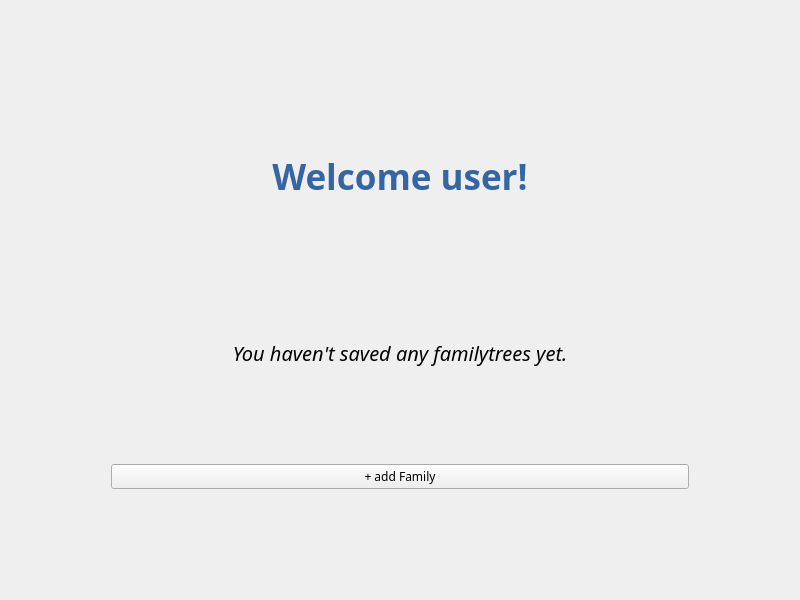
Old version of the form FamilyTree/src/gui/homepage.ui in the repository moumitahmad/Stammbaum.
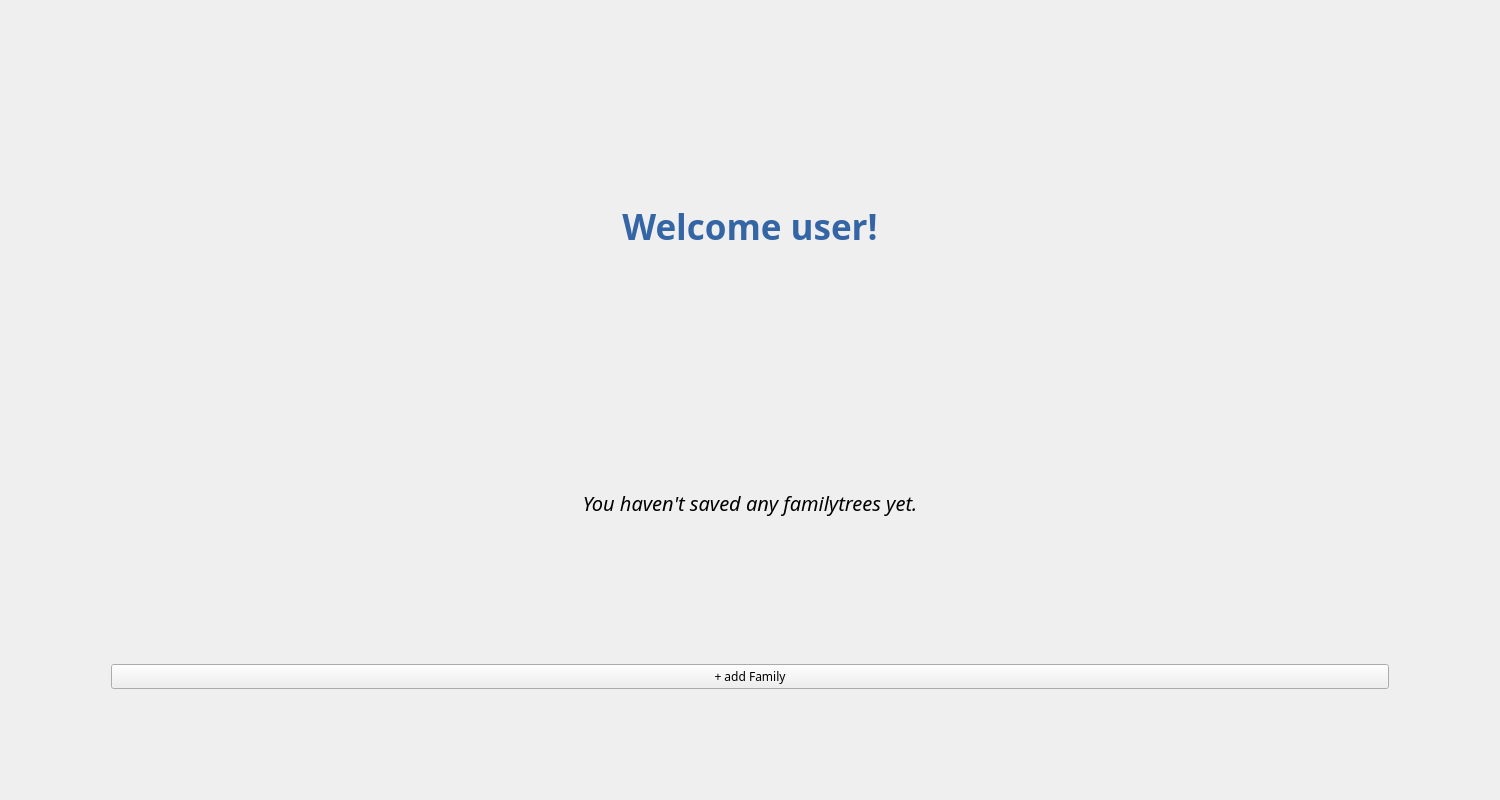
New version of the form.

Patch:
```diff
--- a/FamilyTree/src/gui/homepage.ui
+++ b/FamilyTree/src/gui/homepage.ui
@@ -6,8 +6,8 @@
    <rect>
     <x>0</x>
     <y>0</y>
-    <width>800</width>
-    <height>600</height>
+    <width>1500</width>
+    <height>800</height>
    </rect>
   </property>
   <property name="font">
```
